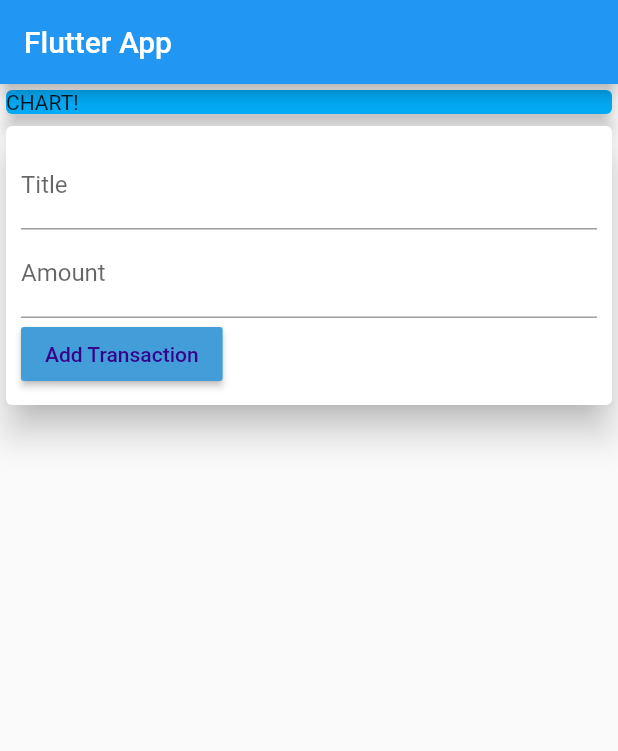
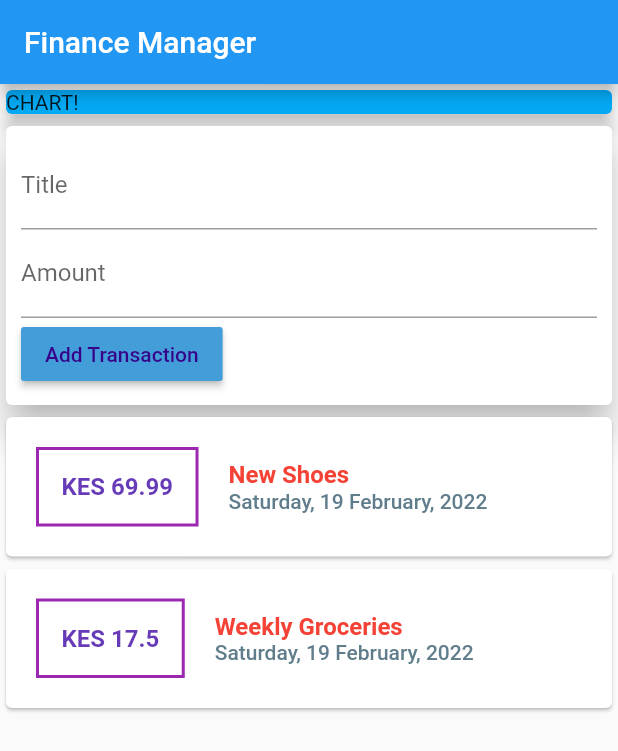
Before and after one commit to muriukiMartin/finance_app, a Flutter app: the screen it shows after launch, after a tap on "Add Transaction", on a phone screen of 412 x 824 dp. Shown: the top 751 px of the screen. Run offline on Flutter 3.47's test engine with Material 2 defaults, Android fonts, the phone set to English and light mode, and no system bars.

Commit message:
Fetch and display new transaction

```diff
--- a/lib/main.dart
+++ b/lib/main.dart
@@ -1,10 +1,9 @@
 import 'package:flutter/material.dart';
-import 'package:intl/intl.dart';
-import './transaction.dart';
+import './widgets/user_transactions.dart';
 
-void main() => runApp(MyApp());
+void main() => runApp(MyFinanceApp());
 
-class MyApp extends StatelessWidget {
+class MyFinanceApp extends StatelessWidget {
   @override
   Widget build(BuildContext context) {
     return MaterialApp(
@@ -15,30 +14,14 @@ class MyApp extends StatelessWidget {
 }
 
 class MyHomePage extends StatelessWidget {
-  final List<Transaction> transactions = [
-    Transaction(
-      id: 't1',
-      title: 'New Shoes',
-      amount: 69.99,
-      date: DateTime.now(),
-    ),
-    Transaction(
-      id: 't2',
-      title: 'Weekly Groceries',
-      amount: 17.50,
-      date: DateTime.now(),
-    ),
-  ];
   // String titleInput;
   // String amountInput;
-  final titleController = TextEditingController();
-  final amountController = TextEditingController();
 
   @override
   Widget build(BuildContext context) {
     return Scaffold(
       appBar: AppBar(
-        title: Text('Flutter App'),
+        title: Text('Finance Manager'),
       ),
       body: Column(
         children: <Widget>[
@@ -50,81 +33,7 @@ class MyHomePage extends StatelessWidget {
               elevation: 5,
             ),
           ),
-          Card(
-            elevation: 10,
-            child: Container(
-              padding: EdgeInsets.all(10),
-              child: Column(
-                crossAxisAlignment: CrossAxisAlignment.start,
-                children: <Widget>[
-                  TextField(
-                    decoration: InputDecoration(labelText: 'Title'),
-                    controller: titleController,
-                    // onChanged: (value) {
-                    //   titleInput = value;
-                    // },
-                  ),
-                  TextField(
-                    decoration: InputDecoration(labelText: 'Amount'),
-                    controller: amountController,
-                    // onChanged: (value) => amountInput = value,
-                  ),
-                  RaisedButton(
-                    color: Color.fromARGB(255, 67, 157, 216),
-                    child: Text('Add Transaction'),
-                    textColor: Color.fromARGB(255, 54, 2, 138),
-                    onPressed: () {
-                      print(titleController.text);
-                      print(amountController.text);
-                    },
-                  )
-                ],
-              ),
-            ),
-          ),
-          Column(
-            children: transactions.map((tx) {
-              return Card(
-                child: Row(
-                  children: <Widget>[
-                    Container(
-                      margin: EdgeInsets.all(20),
-                      decoration: BoxDecoration(
-                          border: Border.all(
-                        color: Colors.purple,
-                        width: 2,
-                      )),
-                      padding: EdgeInsets.all(15),
-                      child: Text(
-                        'KES ${tx.amount}',
-                        style: TextStyle(
-                            fontWeight: FontWeight.bold,
-                            fontSize: 16,
-                            color: Colors.deepPurple),
-                      ),
-                    ),
-                    Column(
-                      crossAxisAlignment: CrossAxisAlignment.start,
-                      children: <Widget>[
-                        Text(
-                          tx.title,
-                          style: TextStyle(
-                              fontWeight: FontWeight.bold,
-                              fontSize: 16,
-                              color: Colors.red),
-                        ),
-                        Text(DateFormat('EEEE, d MMMM, yyyy').format(tx.date),
-                            style: TextStyle(
-                                fontWeight: FontWeight.w500,
-                                fontSize: 14,
-                                color: Colors.blueGrey)),
-                      ],
-                    )
-                  ],
-                ),
-              );
-            }).toList(),
-          ),
+          UserTransaction(),
         ],
       ),
     );
--- /dev/null
+++ b/lib/widgets/new_transaction.dart
@@ -0,0 +1,45 @@
+import 'package:flutter/material.dart';
+import './user_transactions.dart';
+
+class NewTransaction extends StatelessWidget {
+  final Function addTransaction;
+  final titleController = TextEditingController();
+  final amountController = TextEditingController();
+
+  NewTransaction(this.addTransaction);
+
+  @override
+  Widget build(BuildContext context) {
+    return Card(
+      elevation: 10,
+      child: Container(
+        padding: EdgeInsets.all(10),
+        child: Column(
+          crossAxisAlignment: CrossAxisAlignment.start,
+          children: <Widget>[
+            TextField(
+              decoration: InputDecoration(labelText: 'Title'),
+              controller: titleController,
+              // onChanged: (value) {
+              //   titleInput = value;
+              // },
+            ),
+            TextField(
+              decoration: InputDecoration(labelText: 'Amount'),
+              controller: amountController,
+              // onChanged: (value) => amountInput = value,
+            ),
+            RaisedButton(
+              color: Color.fromARGB(255, 67, 157, 216),
+              child: Text('Add Transaction'),
+              textColor: Color.fromARGB(255, 54, 2, 138),
+              onPressed: () {
+                addTransaction(titleController.text, double.parse(amountController.text));
+              },
+            )
+          ],
+        ),
+      ),
+    );
+  }
+}
--- /dev/null
+++ b/lib/widgets/transaction_list.dart
@@ -0,0 +1,55 @@
+import 'package:flutter/material.dart';
+import '../models/transaction.dart';
+import 'package:intl/intl.dart';
+
+class TransactionList extends StatelessWidget {
+  final List<Transaction> transactions;
+  TransactionList(this.transactions);
+
+  @override
+  Widget build(BuildContext context) {
+    return Column(
+      children: transactions.map((tx) {
+        return Card(
+          child: Row(
+            children: <Widget>[
+              Container(
+                margin: EdgeInsets.all(20),
+                decoration: BoxDecoration(
+                    border: Border.all(
+                  color: Colors.purple,
+                  width: 2,
+                )),
+                padding: EdgeInsets.all(15),
+                child: Text(
+                  'KES ${tx.amount}',
+                  style: TextStyle(
+                      fontWeight: FontWeight.bold,
+                      fontSize: 16,
+                      color: Colors.deepPurple),
+                ),
+              ),
+              Column(
+                crossAxisAlignment: CrossAxisAlignment.start,
+                children: <Widget>[
+                  Text(
+                    tx.title,
+                    style: TextStyle(
+                        fontWeight: FontWeight.bold,
+                        fontSize: 16,
+                        color: Colors.red),
+                  ),
+                  Text(DateFormat('EEEE, d MMMM, yyyy').format(tx.date),
+                      style: TextStyle(
+                          fontWeight: FontWeight.w500,
+                          fontSize: 14,
+                          color: Colors.blueGrey)),
+                ],
+              ),
+            ],
+          ),
+        );
+      }).toList(),
+    );
+  }
+}
--- /dev/null
+++ b/lib/widgets/user_transactions.dart
@@ -0,0 +1,48 @@
+import 'package:flutter/material.dart';
+import './transaction_list.dart';
+import './new_transaction.dart';
+import '../models/transaction.dart';
+
+class UserTransaction extends StatefulWidget {
+  @override
+  _UserTransactionState createState() => _UserTransactionState();
+}
+
+class _UserTransactionState extends State<UserTransaction> {
+  final List<Transaction> _userTransactions = [
+    Transaction(
+      id: 't1',
+      title: 'New Shoes',
+      amount: 69.99,
+      date: DateTime.now(),
+    ),
+    Transaction(
+      id: 't2',
+      title: 'Weekly Groceries',
+      amount: 17.50,
+      date: DateTime.now(),
+    ),
+  ];
+
+  void _addNewTransaction(String title, double amount) {
+    final newTx = Transaction(
+        id: DateTime.now().toString(),
+        title: title,
+        amount: amount,
+        date: DateTime.now());
+
+    setState(() {
+      _userTransactions.add(newTx);
+    });
+  }
+
+  @override
+  Widget build(BuildContext context) {
+    return Column(
+      children: <Widget>[
+        NewTransaction(_addNewTransaction),
+        TransactionList(_userTransactions),
+      ],
+    );
+  }
+}
```
